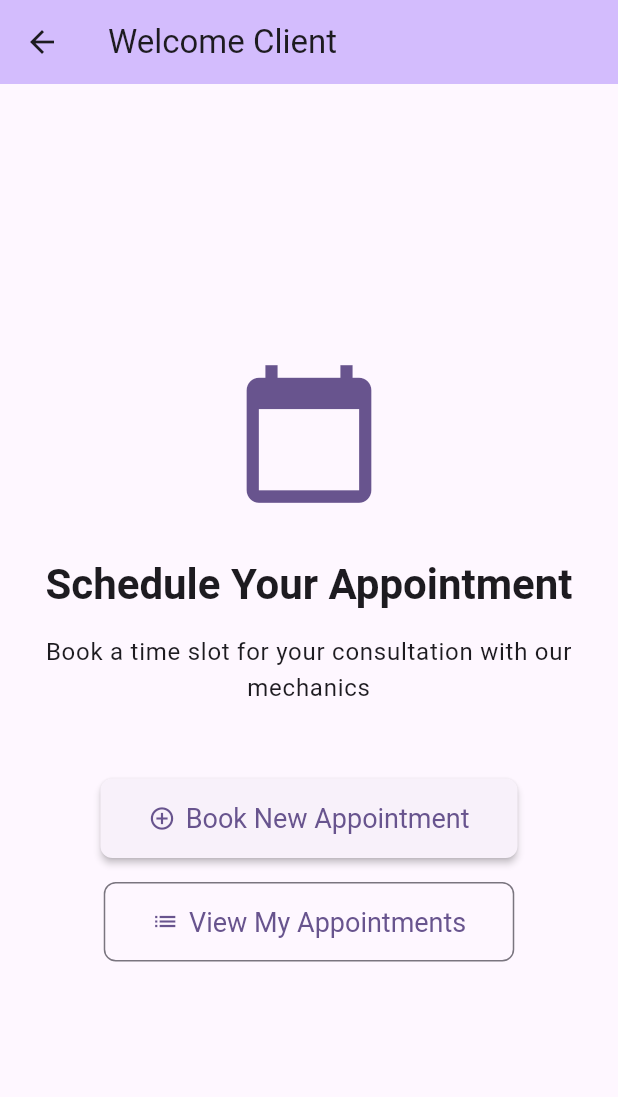
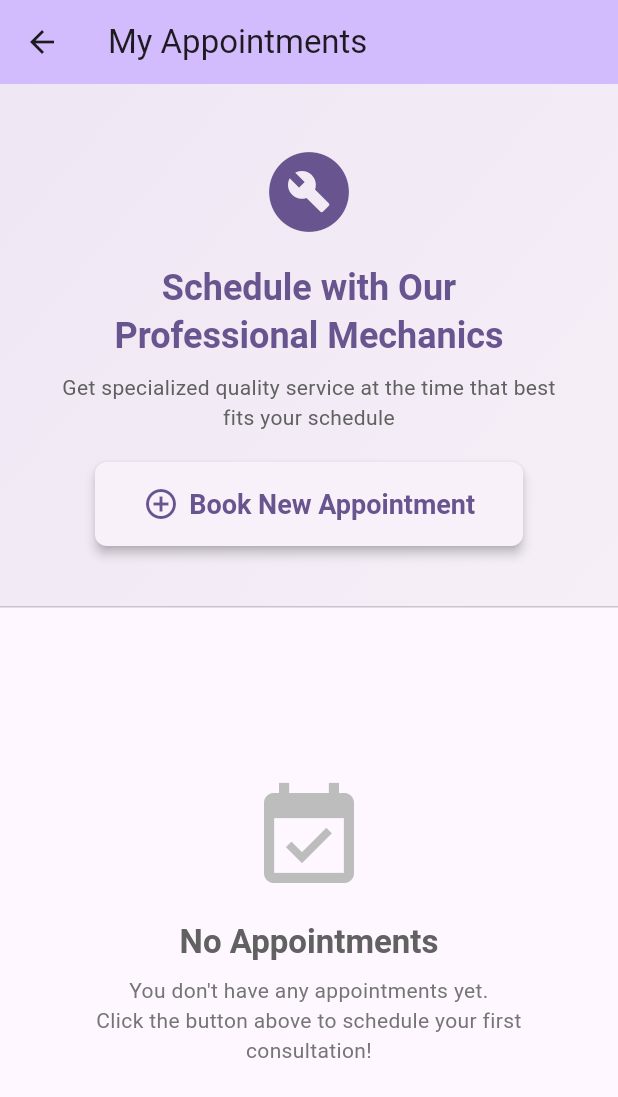
Before and after one commit to willianveit/scheduling_app, a Flutter app: the UserHomePage screen opened directly, on a phone screen of 412 x 824 dp. Shown: the top 1097 px of the screen. Run offline on Flutter 3.47's test engine with Material 3 defaults, Android fonts, the phone set to English and light mode, and no system bars; our stand-ins replace cloud_firestore, firebase_core, flutter_riverpod; accounts and stored records are empty; generated files the repository leaves out were written again.

Commit message:
Remove UserAppointmentsPage and integrate its functionality into UserHomePage for a more streamlined user experience. Update UI elements and enhance appointment display logic.

```diff
--- a/lib/presentation/pages/user/user_appointments_page.dart
+++ /dev/null
@@ -1,73 +0,0 @@
-import 'package:flutter/material.dart';
-import 'package:flutter_riverpod/flutter_riverpod.dart';
-import 'package:scheduling_app/core/constants/app_constants.dart';
-import 'package:scheduling_app/presentation/providers/slot_providers.dart';
-import 'package:scheduling_app/presentation/widgets/common/error_widget.dart';
-import 'package:scheduling_app/presentation/widgets/common/loading_widget.dart';
-import 'package:scheduling_app/presentation/widgets/common/slot_card.dart';
-
-class UserAppointmentsPage extends ConsumerWidget {
-  const UserAppointmentsPage({super.key});
-
-  @override
-  Widget build(BuildContext context, WidgetRef ref) {
-    final currentUserId = ref.watch(currentUserIdProvider);
-    final slotsAsync = ref.watch(slotsStreamProvider(AppConstants.defaultStoreId));
-
-    return Scaffold(
-      appBar: AppBar(
-        title: const Text('My Appointments'),
-        backgroundColor: Theme.of(context).colorScheme.inversePrimary,
-      ),
-      body: slotsAsync.when(
-        data: (slots) {
-          final mySlots = slots
-              .where((slot) => slot.clientId == currentUserId)
-              .toList();
-
-          if (mySlots.isEmpty) {
-            return const Center(
-              child: Padding(
-                padding: EdgeInsets.all(24),
-                child: Column(
-                  mainAxisAlignment: MainAxisAlignment.center,
-                  children: [
-                    Icon(Icons.calendar_today, size: 64, color: Colors.grey),
-                    SizedBox(height: 16),
-                    Text(
-                      'No Appointments',
-                      style: TextStyle(
-                        fontSize: 24,
-                        fontWeight: FontWeight.bold,
-                      ),
-                    ),
-                    SizedBox(height: 8),
-                    Text(
-                      'You have no scheduled appointments',
-                      textAlign: TextAlign.center,
-                      style: TextStyle(fontSize: 16),
-                    ),
-                  ],
-                ),
-              ),
-            );
-          }
-
-          return ListView.builder(
-            itemCount: mySlots.length,
-            padding: const EdgeInsets.symmetric(vertical: 8),
-            itemBuilder: (context, index) {
-              final slot = mySlots[index];
-              return SlotCard(slot: slot);
-            },
-          );
-        },
-        loading: () => const LoadingWidget(message: 'Loading appointments...'),
-        error: (error, stack) => ErrorDisplayWidget(
-          message: error.toString(),
-          onRetry: () => ref.invalidate(slotsStreamProvider),
-        ),
-      ),
-    );
-  }
-}
--- a/lib/presentation/pages/user/user_home_page.dart
+++ b/lib/presentation/pages/user/user_home_page.dart
@@ -1,40 +1,60 @@
 import 'package:flutter/material.dart';
 import 'package:flutter_riverpod/flutter_riverpod.dart';
+import 'package:scheduling_app/core/constants/app_constants.dart';
 import 'package:scheduling_app/presentation/pages/user/schedule_selection_page.dart';
-import 'package:scheduling_app/presentation/pages/user/user_appointments_page.dart';
+import 'package:scheduling_app/presentation/providers/slot_providers.dart';
+import 'package:scheduling_app/presentation/widgets/common/error_widget.dart';
+import 'package:scheduling_app/presentation/widgets/common/loading_widget.dart';
+import 'package:scheduling_app/presentation/widgets/common/slot_card.dart';
 
 class UserHomePage extends ConsumerWidget {
   const UserHomePage({super.key});
 
   @override
   Widget build(BuildContext context, WidgetRef ref) {
+    final currentUserId = ref.watch(currentUserIdProvider);
+    final slotsAsync = ref.watch(slotsStreamProvider(AppConstants.defaultStoreId));
+
     return Scaffold(
       appBar: AppBar(
-        title: const Text('Welcome Client'),
+        title: const Text('My Appointments'),
         backgroundColor: Theme.of(context).colorScheme.inversePrimary,
       ),
-      body: Center(
-        child: Padding(
-          padding: const EdgeInsets.all(24),
+      body: Column(
+        children: [
+          // Header section with invitation text and button
+          Container(
+            width: double.infinity,
+            decoration: BoxDecoration(
+              gradient: LinearGradient(
+                begin: Alignment.topLeft,
+                end: Alignment.bottomRight,
+                colors: [
+                  Theme.of(context).colorScheme.primary.withOpacity(0.1),
+                  Theme.of(context).colorScheme.secondary.withOpacity(0.05),
+                ],
+              ),
+            ),
+            padding: const EdgeInsets.all(40),
             child: Column(
-            mainAxisAlignment: MainAxisAlignment.center,
               children: [
-              Icon(Icons.calendar_today, size: 100, color: Theme.of(context).colorScheme.primary),
-              const SizedBox(height: 32),
+                Icon(Icons.build_circle, size: 64, color: Theme.of(context).colorScheme.primary),
+                const SizedBox(height: 16),
                 Text(
-                'Schedule Your Appointment',
-                style: Theme.of(
-                  context,
-                ).textTheme.headlineMedium?.copyWith(fontWeight: FontWeight.bold),
+                  'Schedule with Our Professional Mechanics',
+                  style: Theme.of(context).textTheme.headlineSmall?.copyWith(
+                    fontWeight: FontWeight.bold,
+                    color: Theme.of(context).colorScheme.primary,
+                  ),
                   textAlign: TextAlign.center,
                 ),
-              const SizedBox(height: 16),
+                const SizedBox(height: 8),
                 Text(
-                'Book a time slot for your consultation with our mechanics',
-                style: Theme.of(context).textTheme.bodyLarge,
+                  'Get specialized quality service at the time that best fits your schedule',
+                  style: Theme.of(context).textTheme.bodyMedium?.copyWith(color: Colors.grey[700]),
                   textAlign: TextAlign.center,
                 ),
-              const SizedBox(height: 48),
+                const SizedBox(height: 20),
                 ElevatedButton.icon(
                   onPressed: () {
                     Navigator.push(
@@ -42,31 +62,86 @@ class UserHomePage extends ConsumerWidget {
                       MaterialPageRoute(builder: (context) => const ScheduleSelectionPage()),
                     );
                   },
-                icon: const Icon(Icons.add_circle_outline),
+                  icon: const Icon(Icons.add_circle_outline, size: 24),
                   label: const Text('Book New Appointment'),
                   style: ElevatedButton.styleFrom(
                     padding: const EdgeInsets.symmetric(horizontal: 32, vertical: 16),
-                  textStyle: const TextStyle(fontSize: 18),
-                ),
-              ),
-              const SizedBox(height: 16),
-              OutlinedButton.icon(
-                onPressed: () {
-                  Navigator.push(
-                    context,
-                    MaterialPageRoute(builder: (context) => const UserAppointmentsPage()),
-                  );
-                },
-                icon: const Icon(Icons.list),
-                label: const Text('View My Appointments'),
-                style: OutlinedButton.styleFrom(
-                  padding: const EdgeInsets.symmetric(horizontal: 32, vertical: 16),
-                  textStyle: const TextStyle(fontSize: 18),
+                    textStyle: const TextStyle(fontSize: 18, fontWeight: FontWeight.bold),
+                    elevation: 3,
                   ),
                 ),
               ],
             ),
           ),
+          const Divider(height: 1),
+          Expanded(
+            child: slotsAsync.when(
+              data: (slots) {
+                final mySlots = slots.where((slot) => slot.clientId == currentUserId).toList();
+
+                if (mySlots.isEmpty) {
+                  return Center(
+                    child: Padding(
+                      padding: const EdgeInsets.all(24),
+                      child: Column(
+                        mainAxisAlignment: MainAxisAlignment.center,
+                        children: [
+                          Icon(Icons.event_available, size: 80, color: Colors.grey[400]),
+                          const SizedBox(height: 16),
+                          Text(
+                            'No Appointments',
+                            style: Theme.of(context).textTheme.titleLarge?.copyWith(
+                              fontWeight: FontWeight.bold,
+                              color: Colors.grey[700],
+                            ),
+                          ),
+                          const SizedBox(height: 8),
+                          Text(
+                            'You don\'t have any appointments yet.\nClick the button above to schedule your first consultation!',
+                            style: Theme.of(
+                              context,
+                            ).textTheme.bodyMedium?.copyWith(color: Colors.grey[600]),
+                            textAlign: TextAlign.center,
+                          ),
+                        ],
+                      ),
+                    ),
+                  );
+                }
+
+                return Column(
+                  crossAxisAlignment: CrossAxisAlignment.start,
+                  children: [
+                    Padding(
+                      padding: const EdgeInsets.fromLTRB(16, 16, 16, 8),
+                      child: Text(
+                        'My Appointments',
+                        style: Theme.of(
+                          context,
+                        ).textTheme.titleLarge?.copyWith(fontWeight: FontWeight.bold),
+                      ),
+                    ),
+                    Expanded(
+                      child: ListView.builder(
+                        itemCount: mySlots.length,
+                        padding: const EdgeInsets.symmetric(vertical: 8, horizontal: 8),
+                        itemBuilder: (context, index) {
+                          final slot = mySlots[index];
+                          return SlotCard(slot: slot);
+                        },
+                      ),
+                    ),
+                  ],
+                );
+              },
+              loading: () => const LoadingWidget(message: 'Loading appointments...'),
+              error: (error, stack) => ErrorDisplayWidget(
+                message: error.toString(),
+                onRetry: () => ref.invalidate(slotsStreamProvider),
+              ),
+            ),
+          ),
+        ],
       ),
     );
   }
```
Lines whose indentation alone changed are shown as unchanged.
